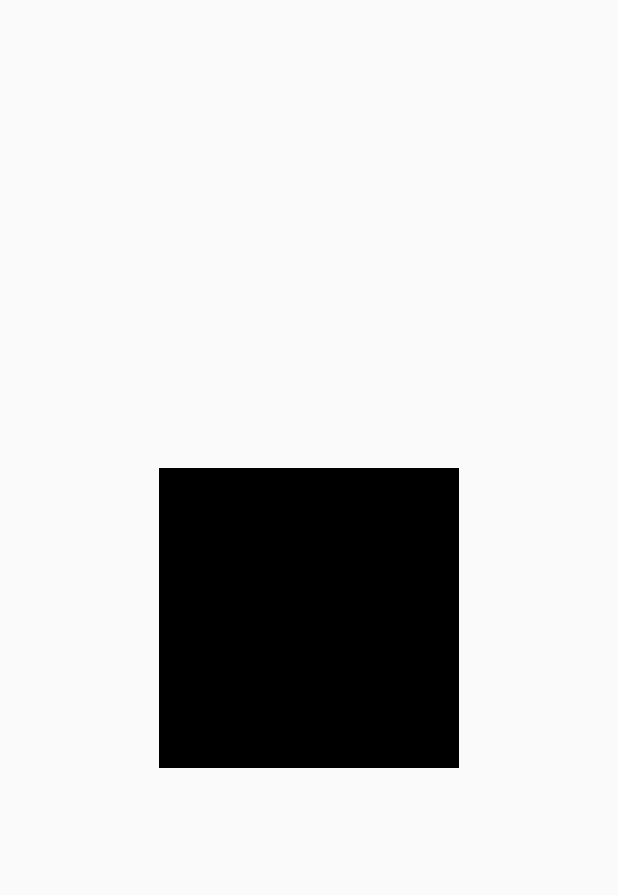
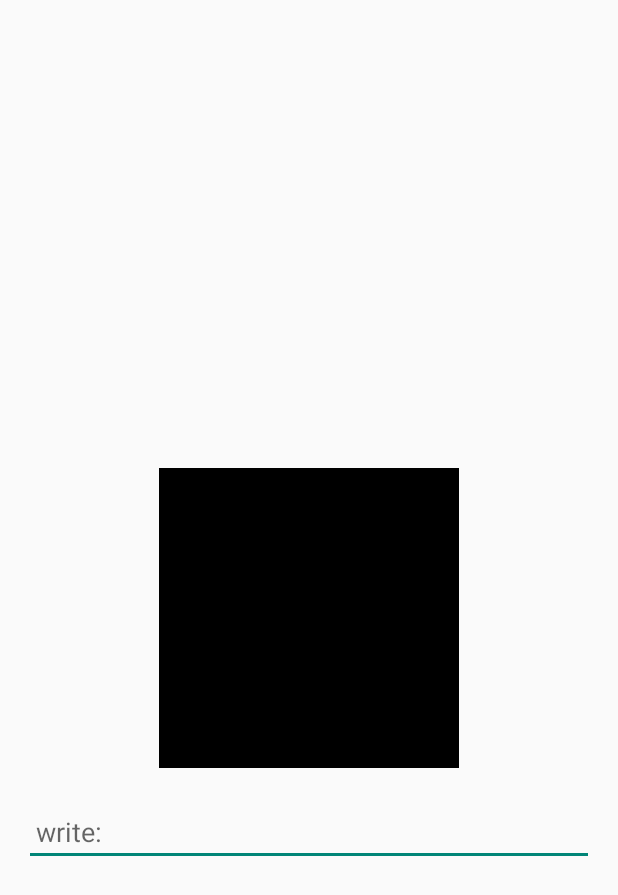
Before and after one commit to Kochevnikbbb/NewsApp40, an Android app: the layout fragment_profile.xml on its own in the app's theme, with its tools: preview values and no code run, on a phone screen of 412 x 824 dp. Shown: the top 895 px of the screen. Run offline under Robolectric (Android 15) with nearby library versions, the light colour scheme and no system bars.

Commit message:
homework 4 все норм

```diff
--- a/app/build.gradle
+++ b/app/build.gradle
@@ -46,5 +46,8 @@ dependencies {
 
     implementation 'com.tbuonomo:dotsindicator:4.2'
 
+    //Glide
+    implementation 'com.github.bumptech.glide:glide:4.12.0'
+
 
 }
--- a/app/src/main/AndroidManifest.xml
+++ b/app/src/main/AndroidManifest.xml
@@ -1,6 +1,8 @@
 <?xml version="1.0" encoding="utf-8"?>
 <manifest xmlns:android="http://schemas.android.com/apk/res/android"
     package="kg.geektech.newsapp40">
+
+    <uses-permission android:name="android.permission.WRITE_EXTERNAL_STORAGE"/>
 
     <application
         android:allowBackup="true"
--- a/app/src/main/java/kg/geektech/newsapp40/ui/board/BoardFragment.java
+++ b/app/src/main/java/kg/geektech/newsapp40/ui/board/BoardFragment.java
@@ -16,6 +16,7 @@ import android.view.ViewGroup;
 
 import com.tbuonomo.viewpagerdotsindicator.DotsIndicator;
 
+import kg.geektech.newsapp40.Prefs;
 import kg.geektech.newsapp40.R;
 import kg.geektech.newsapp40.databinding.FragmentBoardBinding;
 
@@ -70,6 +71,8 @@ public class BoardFragment extends Fragment {
     }
 
     private void close() {
+        Prefs prefs = new Prefs(requireContext());
+        prefs.saveBoardState();
         NavController navController = Navigation.findNavController(requireActivity(), R.id.nav_host_fragment_activity_main);
         navController.navigateUp();
 
--- a/app/src/main/res/layout/fragment_profile.xml
+++ b/app/src/main/res/layout/fragment_profile.xml
@@ -4,6 +4,7 @@
     android:layout_width="match_parent"
     android:layout_height="match_parent"
     xmlns:app="http://schemas.android.com/apk/res-auto"
+    android:padding="16dp"
     tools:context=".ui.profile.ProfileFragment">
 
     <ImageView
@@ -15,5 +16,15 @@
         app:layout_constraintEnd_toEndOf="parent"
         app:layout_constraintTop_toTopOf="parent"
         app:layout_constraintBottom_toBottomOf="parent"/>
+    <EditText
+        android:id="@+id/et_name"
+        android:layout_width="match_parent"
+        android:layout_height="wrap_content"
+        android:layout_marginTop="20dp"
+        android:hint="write:"
+        android:paddingStart="8dp"
+        android:ems="10"
+        app:layout_constraintStart_toStartOf="parent"
+        app:layout_constraintTop_toBottomOf="@+id/iv_image"/>
 
 </androidx.constraintlayout.widget.ConstraintLayout>
--- a/app/src/main/res/layout/item_news.xml
+++ b/app/src/main/res/layout/item_news.xml
@@ -3,6 +3,7 @@
     xmlns:app="http://schemas.android.com/apk/res-auto"
     android:layout_width="match_parent"
     android:layout_height="wrap_content"
+    android:id="@+id/item_news"
     android:padding="16dp">
 
     <TextView
```
Also changed, not shown: app/src/main/java/kg/geektech/newsapp40/MainActivity.java (+12 -3 lines), app/src/main/java/kg/geektech/newsapp40/Prefs.java (added, +35 -0 lines), app/src/main/java/kg/geektech/newsapp40/adapter/AdapterNews.java (+4 -5 lines), app/src/main/java/kg/geektech/newsapp40/ui/profile/ProfileFragment.java (+66 -11 lines), app/src/main/res/menu/main_menu.xml (added, +9 -0 lines).
